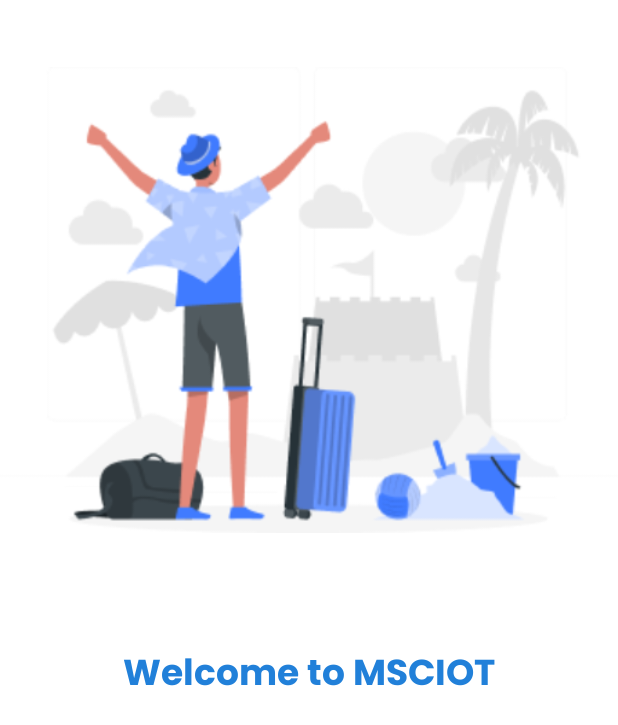
After one commit to ardian-arif-wahyudi/MediForm, an Android app: the layout item_onboarding.xml on its own in the app's theme, with its tools: preview values and no code run, on a phone screen of 412 x 824 dp. The commit adds this screen. Shown: the top 725 px of the screen. Run offline under Robolectric (Android 15) with nearby library versions, the phone set to English and light mode, and no system bars.

```diff
--- a/app/src/main/AndroidManifest.xml
+++ b/app/src/main/AndroidManifest.xml
@@ -1,12 +1,12 @@
 <?xml version="1.0" encoding="utf-8"?>
 <manifest xmlns:android="http://schemas.android.com/apk/res/android"
     xmlns:tools="http://schemas.android.com/tools">
-
+    <uses-permission android:name="android.permission.INTERNET" />
     <application
         android:allowBackup="true"
         android:dataExtractionRules="@xml/data_extraction_rules"
         android:fullBackupContent="@xml/backup_rules"
-        android:icon="@mipmap/ic_launcher"
+        android:icon="@drawable/baseline_medical_information_24"
         android:label="@string/app_name"
         android:roundIcon="@mipmap/ic_launcher_round"
         android:supportsRtl="true"
--- a/app/src/main/java/com/mediform/app/ui/OnboardingItem.kt
+++ b/app/src/main/java/com/mediform/app/ui/OnboardingItem.kt
@@ -1,7 +1,6 @@
 package com.mediform.app.ui
 
-data class OnboardingItem(
+data class OnboardingItem (
     val imageRes: Int,
-    val title: String,
-    val description: String
+    val title: String
 )
--- a/app/src/main/java/com/mediform/app/ui/SlideAdapter.kt
+++ b/app/src/main/java/com/mediform/app/ui/SlideAdapter.kt
@@ -6,8 +6,9 @@ import android.view.ViewGroup
 import android.widget.ImageView
 import android.widget.TextView
 import androidx.viewpager.widget.PagerAdapter
+import com.mediform.app.R
 
-class SlideAdapter(private val items: List<OnboardingItem>) : PagerAdapter() {
+class SlideAdapter (private val items: List<OnboardingItem>) : PagerAdapter() {
 
     override fun getCount(): Int = items.size
 
@@ -20,7 +21,6 @@ class SlideAdapter(private val items: List<OnboardingItem>) : PagerAdapter() {
         val item = items[position]
         view.findViewById<ImageView>(R.id.item_imageSlide).setImageResource(item.imageRes)
         view.findViewById<TextView>(R.id.item_titleSLide).text = item.title
-        view.findViewById<TextView>(R.id.item_descSlide).text = item.description
 
         container.addView(view)
         return view
--- a/app/src/main/res/layout/activity_home.xml
+++ b/app/src/main/res/layout/activity_home.xml
@@ -46,7 +46,7 @@
     </androidx.appcompat.widget.Toolbar>
 
     <androidx.recyclerview.widget.RecyclerView
-        android:id="@+id/rv_wishlist"
+        android:id="@+id/rv_pasien"
         android:layout_width="match_parent"
         android:layout_height="0dp"
         android:layout_marginTop="7dp"
--- /dev/null
+++ b/app/src/main/res/layout/item_onboarding.xml
@@ -0,0 +1,33 @@
+<?xml version="1.0" encoding="utf-8"?>
+<androidx.constraintlayout.widget.ConstraintLayout xmlns:android="http://schemas.android.com/apk/res/android"
+    xmlns:app="http://schemas.android.com/apk/res-auto"
+    xmlns:tools="http://schemas.android.com/tools"
+    android:layout_width="match_parent"
+    android:layout_height="match_parent"
+    android:background="@color/neutral_50">
+
+    <ImageView
+        android:id="@+id/item_imageSlide"
+        android:layout_width="match_parent"
+        android:layout_height="400dp"
+        app:layout_constraintEnd_toEndOf="parent"
+        app:layout_constraintStart_toStartOf="parent"
+        app:layout_constraintTop_toTopOf="parent"
+        tools:src="@drawable/onboarding1" />
+
+    <TextView
+        android:id="@+id/item_titleSLide"
+        android:layout_width="340dp"
+        android:layout_height="wrap_content"
+        android:layout_gravity="center"
+        android:layout_marginTop="30dp"
+        android:fontFamily="@font/poppins_bold"
+        android:gravity="center"
+        android:textColor="@color/primary_500"
+        android:textSize="24sp"
+        android:textStyle="bold"
+        app:layout_constraintEnd_toEndOf="parent"
+        app:layout_constraintStart_toStartOf="parent"
+        app:layout_constraintTop_toBottomOf="@id/item_imageSlide"
+        tools:text="Welcome to MSCIOT" />
+</androidx.constraintlayout.widget.ConstraintLayout>
--- a/app/src/main/res/values-night/themes.xml
+++ b/app/src/main/res/values-night/themes.xml
@@ -3,5 +3,14 @@
     <style name="Base.Theme.MediForm" parent="Theme.Material3.DayNight.NoActionBar">
         <!-- Customize your dark theme here. -->
         <!-- <item name="colorPrimary">@color/my_dark_primary</item> -->
+        <item name="colorPrimary">@color/primary_500</item>
+        <item name="colorPrimaryVariant">@color/primary_500</item>
+        <item name="colorOnPrimary">@color/neutral_50</item>
+        <!-- Secondary brand color. -->
+        <item name="colorSecondary">@color/primary_500</item>
+        <item name="colorSecondaryVariant">@color/primary_500</item>
+        <item name="colorOnSecondary">@color/neutral_900</item>
+        <!-- Status bar color. -->
+        <item name="android:statusBarColor">@color/primary_500</item>
     </style>
 </resources>
--- a/app/src/main/res/values/themes.xml
+++ b/app/src/main/res/values/themes.xml
@@ -3,6 +3,15 @@
     <style name="Base.Theme.MediForm" parent="Theme.Material3.DayNight.NoActionBar">
         <!-- Customize your light theme here. -->
         <!-- <item name="colorPrimary">@color/my_light_primary</item> -->
+        <item name="colorPrimary">@color/primary_500</item>
+        <item name="colorPrimaryVariant">@color/primary_500</item>
+        <item name="colorOnPrimary">@color/neutral_50</item>
+        <!-- Secondary brand color. -->
+        <item name="colorSecondary">@color/primary_500</item>
+        <item name="colorSecondaryVariant">@color/primary_500</item>
+        <item name="colorOnSecondary">@color/neutral_900</item>
+        <!-- Status bar color. -->
+        <item name="android:statusBarColor">@color/primary_500</item>
     </style>
 
     <style name="Theme.MediForm" parent="Base.Theme.MediForm" />
```
Also changed, not shown: app/src/main/java/com/mediform/app/data/DateDeserializer.kt (added, +18 -0 lines), app/src/main/java/com/mediform/app/data/PasienData.kt (added, +28 -0 lines), app/src/main/java/com/mediform/app/data/PasienDataResponse.kt (added, +28 -0 lines), app/src/main/java/com/mediform/app/retrofit/ApiClient.kt (+7 -1 lines), app/src/main/java/com/mediform/app/retrofit/ApiService.kt (+7 -0 lines), app/src/main/java/com/mediform/app/ui/HomeActivity.kt (+39 -0 lines), app/src/main/java/com/mediform/app/ui/OnboardingActivity.kt (+13 -13 lines), app/src/main/java/com/mediform/app/ui/PasienDataAdapter.kt (added, +51 -0 lines), app/src/main/res/layout/activity_onboarding.xml (+23 -19 lines), app/src/main/res/drawable/onboarding2.webp (added), app/src/main/res/drawable/onboarding3.png (added).
